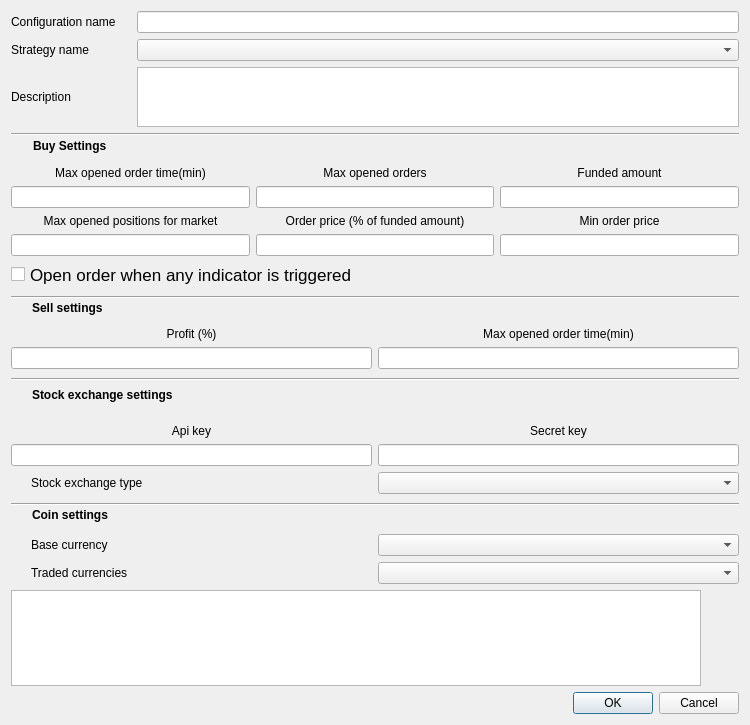
The window that view/ui/create_trade_configuration_dialog.ui (Rapprise/b2s-trader) describes before a commit, drawn with Qt 5.
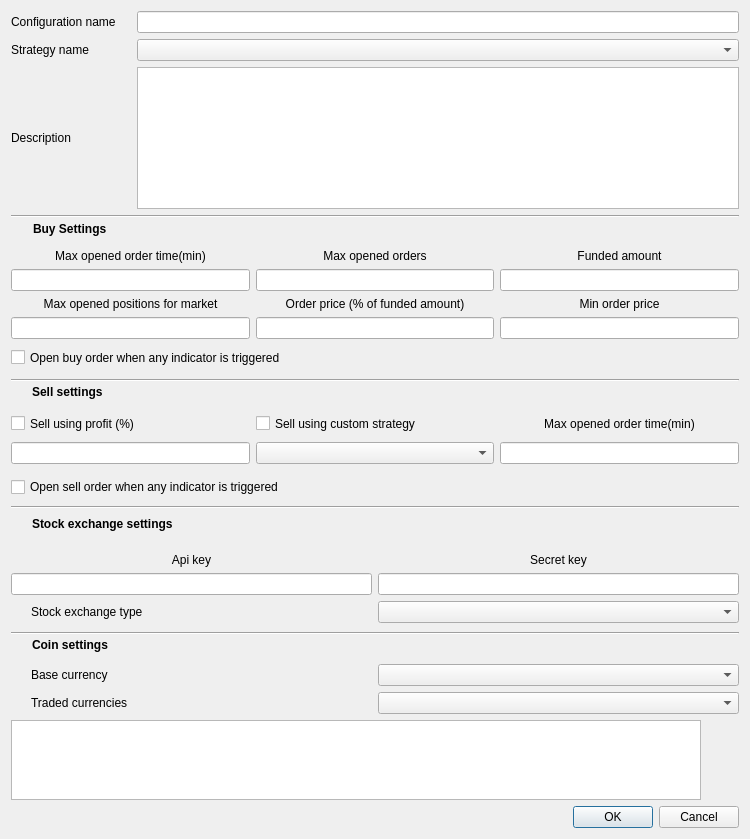
The same window after the commit.

Commit message: Sell coins according to indicator signals

The edit to the form file:
```diff
--- a/view/ui/create_trade_configuration_dialog.ui
+++ b/view/ui/create_trade_configuration_dialog.ui
@@ -7,7 +7,7 @@
     <x>0</x>
     <y>0</y>
     <width>750</width>
-    <height>725</height>
+    <height>839</height>
    </rect>
   </property>
   <property name="sizePolicy">
@@ -19,7 +19,7 @@
   <property name="minimumSize">
    <size>
     <width>750</width>
-    <height>700</height>
+    <height>800</height>
    </size>
   </property>
   <property name="font">
@@ -33,7 +33,10 @@
   </property>
   <layout class="QGridLayout" name="gridLayout">
    <item row="0" column="0">
-    <layout class="QVBoxLayout" name="verticalLayout_18">
+    <layout class="QVBoxLayout" name="verticalLayout_20">
+     <property name="spacing">
+      <number>6</number>
+     </property>
      <item>
       <layout class="QHBoxLayout" name="horizontalLayout">
        <item>
@@ -411,22 +414,11 @@
            <height>25</height>
           </size>
          </property>
-         <property name="font">
-          <font>
-           <pointsize>13</pointsize>
-           <weight>50</weight>
-           <italic>false</italic>
-           <bold>false</bold>
-           <underline>false</underline>
-           <strikeout>false</strikeout>
-           <kerning>true</kerning>
-          </font>
-         </property>
          <property name="layoutDirection">
           <enum>Qt::LeftToRight</enum>
          </property>
          <property name="text">
-          <string>Open order when any indicator is triggered</string>
+          <string>Open buy order when any indicator is triggered</string>
          </property>
         </widget>
        </item>
@@ -513,16 +505,33 @@
       </layout>
      </item>
      <item>
+      <layout class="QVBoxLayout" name="verticalLayout_19">
+       <item>
       <layout class="QHBoxLayout" name="horizontalLayout_10">
        <item>
         <layout class="QVBoxLayout" name="verticalLayout_10">
+           <property name="bottomMargin">
+            <number>7</number>
+           </property>
          <item>
-          <widget class="QLabel" name="label_10">
+            <widget class="QCheckBox" name="checkBox_3">
+             <property name="sizePolicy">
+              <sizepolicy hsizetype="Preferred" vsizetype="Preferred">
+               <horstretch>0</horstretch>
+               <verstretch>0</verstretch>
+              </sizepolicy>
+             </property>
+             <property name="minimumSize">
+              <size>
+               <width>0</width>
+               <height>25</height>
+              </size>
+             </property>
+             <property name="layoutDirection">
+              <enum>Qt::LeftToRight</enum>
+             </property>
            <property name="text">
-            <string>Profit (%)</string>
-           </property>
-           <property name="alignment">
-            <set>Qt::AlignCenter</set>
+              <string>Sell using profit (%)</string>
            </property>
           </widget>
          </item>
@@ -531,8 +540,50 @@
          </item>
         </layout>
        </item>
+         <item>
+          <layout class="QVBoxLayout" name="verticalLayout_18">
+           <property name="bottomMargin">
+            <number>7</number>
+           </property>
+           <item>
+            <widget class="QCheckBox" name="checkBox_2">
+             <property name="sizePolicy">
+              <sizepolicy hsizetype="Preferred" vsizetype="Preferred">
+               <horstretch>0</horstretch>
+               <verstretch>0</verstretch>
+              </sizepolicy>
+             </property>
+             <property name="minimumSize">
+              <size>
+               <width>0</width>
+               <height>25</height>
+              </size>
+             </property>
+             <property name="layoutDirection">
+              <enum>Qt::LeftToRight</enum>
+             </property>
+             <property name="text">
+              <string>Sell using custom strategy</string>
+             </property>
+            </widget>
+           </item>
+           <item>
+            <widget class="QComboBox" name="comboBox_5">
+             <property name="sizePolicy">
+              <sizepolicy hsizetype="MinimumExpanding" vsizetype="Fixed">
+               <horstretch>0</horstretch>
+               <verstretch>0</verstretch>
+              </sizepolicy>
+             </property>
+            </widget>
+           </item>
+          </layout>
+         </item>
        <item>
         <layout class="QVBoxLayout" name="verticalLayout_9">
+           <property name="bottomMargin">
+            <number>7</number>
+           </property>
          <item>
           <widget class="QLabel" name="label_11">
            <property name="text">
@@ -551,6 +602,15 @@
       </layout>
      </item>
      <item>
+        <widget class="QCheckBox" name="checkBox_4">
+         <property name="text">
+          <string>Open sell order when any indicator is triggered</string>
+         </property>
+        </widget>
+       </item>
+      </layout>
+     </item>
+     <item>
       <layout class="QVBoxLayout" name="verticalLayout_13">
        <property name="spacing">
         <number>0</number>
@@ -864,6 +924,12 @@
       <layout class="QHBoxLayout" name="horizontalLayout_11">
        <item>
         <widget class="QListView" name="listView">
+         <property name="sizePolicy">
+          <sizepolicy hsizetype="Expanding" vsizetype="Fixed">
+           <horstretch>0</horstretch>
+           <verstretch>0</verstretch>
+          </sizepolicy>
+         </property>
          <property name="minimumSize">
           <size>
            <width>0</width>
```
Lines whose indentation alone changed are shown as unchanged. The commit also changes 12 other files.
